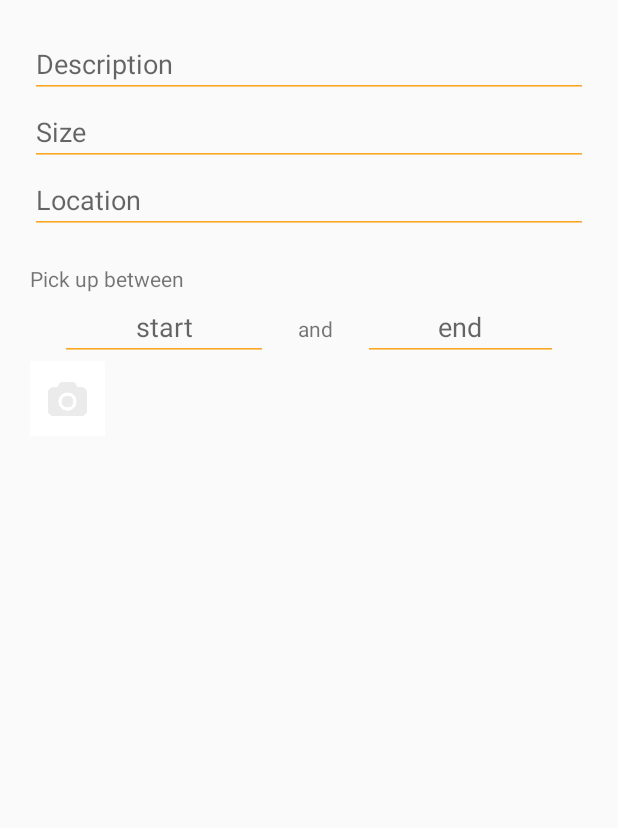
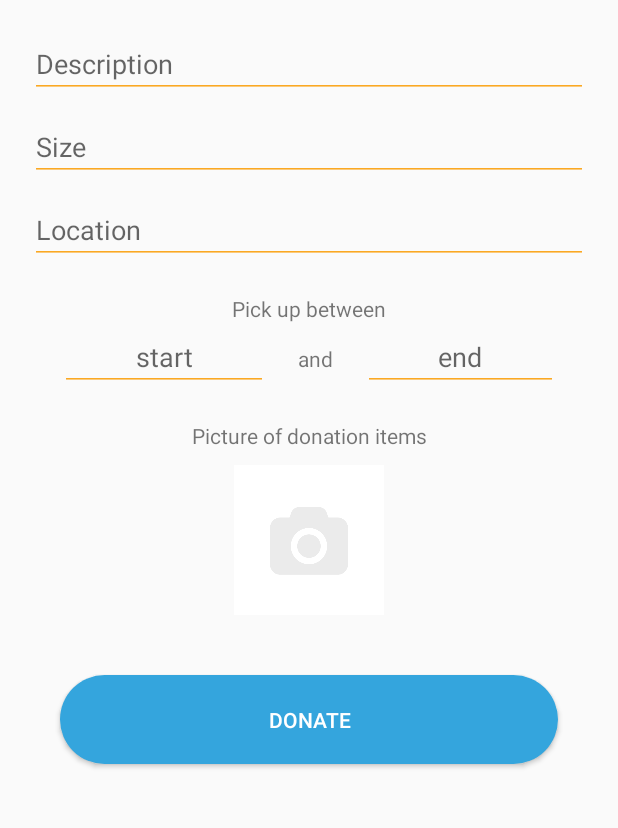
Before and after one commit to TrevinAvery/Beyond_Thrift, an Android app: the fragment DonateFragment shown on its own in the app's theme, on a phone screen of 412 x 824 dp, the part 84-912 px from its top. Run offline under Robolectric (Android 15) with nearby library versions, the phone set to English and light mode, and no system bars.

Commit message:
donate server working

```diff
--- a/app/src/main/java/com/trevinavery/beyondthrift/app/DonateFragment.java
+++ b/app/src/main/java/com/trevinavery/beyondthrift/app/DonateFragment.java
@@ -4,25 +4,36 @@ package com.trevinavery.beyondthrift.app;
 import android.app.Fragment;
 import android.content.Intent;
 import android.graphics.Bitmap;
+import android.os.AsyncTask;
 import android.os.Bundle;
 import android.provider.MediaStore;
 import android.view.LayoutInflater;
 import android.view.View;
 import android.view.ViewGroup;
 import android.widget.Button;
+import android.widget.EditText;
 import android.widget.ImageView;
+import android.widget.Toast;
 
 import com.trevinavery.beyondthrift.R;
+import com.trevinavery.beyondthrift.model.Donation;
+import com.trevinavery.beyondthrift.proxy.Proxy;
+import com.trevinavery.beyondthrift.result.DonationResult;
 
 import static android.app.Activity.RESULT_OK;
 
 public class DonateFragment extends Fragment {
 
-//    private OnGetStartedListener onGetStartedListener;
-
     static final int REQUEST_IMAGE_CAPTURE = 1;
 
     private ImageView image;
+
+    private EditText description;
+    private EditText size;
+    private EditText location;
+    private EditText start;
+    private EditText end;
+
 
     public DonateFragment() {
         // Required default constructor
@@ -40,15 +51,11 @@ public class DonateFragment extends Fragment {
         // Inflate the layout for this fragment
         View view = inflater.inflate(R.layout.fragment_donate, container, false);
 
-//        getStarted = (Button) view.findViewById(R.id.getStartedButton);
-//        getStarted.setOnClickListener(new View.OnClickListener() {
-//            @Override
-//            public void onClick(View view) {
-//                if (onGetStartedListener != null) {
-//                    onGetStartedListener.onGetStarted();
-//                }
-//            }
-//        });
+        description = (EditText) view.findViewById(R.id.description);
+        size = (EditText) view.findViewById(R.id.size);
+        location = (EditText) view.findViewById(R.id.location);
+        start = (EditText) view.findViewById(R.id.start);
+        end = (EditText) view.findViewById(R.id.end);
 
         image = (ImageView) view.findViewById(R.id.image);
         image.setOnClickListener(new View.OnClickListener() {
@@ -59,6 +66,14 @@ public class DonateFragment extends Fragment {
                 if (takePictureIntent.resolveActivity(getActivity().getPackageManager()) != null) {
                     startActivityForResult(takePictureIntent, REQUEST_IMAGE_CAPTURE);
                 }
+            }
+        });
+
+        Button donateButton = (Button) view.findViewById(R.id.donate);
+        donateButton.setOnClickListener(new View.OnClickListener() {
+            @Override
+            public void onClick(View view) {
+                new DonateTask().execute();
             }
         });
 
@@ -74,11 +89,88 @@ public class DonateFragment extends Fragment {
         }
     }
 
-//    public void setOnGetStartedListener(OnGetStartedListener onGetStartedListener) {
-//        this.onGetStartedListener = onGetStartedListener;
+//    private void updateButtons() {
+//
+//        // only change state of buttons if no task is running
+//        if (!runningTask) {
+//
+//            // check host, port, username, and password
+//            if (serverHost.getText().length() > 0
+//                    && serverPort.getText().length() > 0
+//                    && username.getText().length() > 0
+//                    && password.getText().length() > 0) {
+//
+//                // enable sign in button
+//                signIn.setEnabled(true);
+//
+//                // check firstName, lastName, and email
+//                if (firstName.getText().length() > 0
+//                        && lastName.getText().length() > 0
+//                        && email.getText().length() > 0) {
+//
+//                    // enable register button
+//                    register.setEnabled(true);
+//
+//                } else {
+//                    // disable register button
+//                    register.setEnabled(false);
+//                }
+//
+//            } else {
+//                // disable both buttons
+//                signIn.setEnabled(false);
+//                register.setEnabled(false);
+//            }
+//        }
 //    }
-//
-//    public interface OnGetStartedListener {
-//        public void onGetStarted();
-//    }
+
+
+    private class DonateTask extends AsyncTask<Void, Void, String> {
+
+        private String serverHost = "cesarjcm.com";
+        private String serverPort = "80";
+
+        protected Proxy proxy;
+        protected Donation donation;
+
+        @Override
+        protected void onPreExecute() {
+            super.onPreExecute();
+
+            proxy = new Proxy(serverHost, serverPort);
+
+            donation = new Donation(
+                    description.getText().toString(),
+                    size.getText().toString(),
+                    location.getText().toString(),
+                    start.getText().toString(),
+                    end.getText().toString()
+            );
+        }
+
+        @Override
+        protected String doInBackground(Void... params) {
+
+            DonationResult result = proxy.donate(donation);
+
+            String message;
+
+            if (result == null) {
+                message = getString(R.string.connection_failed);
+            } else {
+                message = result.getMessage();
+            }
+
+            return message;
+        }
+
+        @Override
+        protected void onPostExecute(String message) {
+            super.onPostExecute(message);
+
+            Toast.makeText(getActivity(), message, Toast.LENGTH_LONG).show();
+
+        }
+    }
+
 }
--- a/app/src/main/java/com/trevinavery/beyondthrift/app/LoginFragment.java
+++ b/app/src/main/java/com/trevinavery/beyondthrift/app/LoginFragment.java
@@ -346,7 +346,7 @@ public class LoginFragment extends Fragment {
 //
 //                Person user = Model.getPerson(result.getPersonID());
 //
-//                message = user.getFirstName() + " " + user.getLastName();
+//                message = user.getLocation() + " " + user.getStart();
 //            } else {
 //                message = result.getMessage();
 //            }
@@ -391,7 +391,7 @@ public class LoginFragment extends Fragment {
 //
 //                Person user = Model.getPerson(result.getPersonID());
 //
-//                message = user.getFirstName() + " " + user.getLastName();
+//                message = user.getLocation() + " " + user.getStart();
 //            } else {
 //                message = result.getMessage();
 //            }
--- a/app/src/main/res/layout/fragment_donate.xml
+++ b/app/src/main/res/layout/fragment_donate.xml
@@ -19,6 +19,7 @@
         android:layout_width="match_parent"
         android:layout_height="wrap_content"
         android:hint="Size"
+        android:layout_marginTop="10dp"
         android:backgroundTint="@color/yellow"/>
 
     <EditText
@@ -26,12 +27,14 @@
         android:layout_width="match_parent"
         android:layout_height="wrap_content"
         android:hint="Location"
+        android:layout_marginTop="10dp"
         android:backgroundTint="@color/yellow"/>
 
     <TextView
         android:layout_width="match_parent"
         android:layout_height="wrap_content"
         android:text="Pick up between"
+        android:textAlignment="center"
         android:layout_marginTop="20dp"/>
 
     <LinearLayout
@@ -68,10 +71,28 @@
 
     </LinearLayout>
 
+    <TextView
+        android:layout_width="match_parent"
+        android:layout_height="wrap_content"
+        android:textAlignment="center"
+        android:layout_marginTop="20dp"
+        android:text="Picture of donation items"/>
+
     <ImageView
         android:id="@+id/image"
-        android:layout_width="50dp"
-        android:layout_height="50dp"
+        android:layout_width="100dp"
+        android:layout_height="100dp"
+        android:layout_marginTop="10dp"
+        android:layout_marginBottom="20dp"
+        android:layout_gravity="center"
         android:src="@drawable/default_photo"/>
 
+
+    <Button
+        android:id="@+id/donate"
+        android:layout_width="match_parent"
+        android:layout_height="wrap_content"
+        android:text="Donate"
+        style="@style/blue_button"/>
+
 </LinearLayout>
--- a/app/src/main/res/values/strings.xml
+++ b/app/src/main/res/values/strings.xml
@@ -116,9 +116,9 @@
     <string name="filter_title_mothers_side">Mother\'s Side</string>
     <string name="filter_description_mothers_side">Filter by mother\'s side of family</string>
     <string name="filter_title_male_events">Male Events</string>
-    <string name="filter_description_male_events">Filter events based on gender</string>
+    <string name="filter_description_male_events">Filter events based on end</string>
     <string name="filter_title_female_events">Female Events</string>
-    <string name="filter_description_female_events">Filter events based on gender</string>
+    <string name="filter_description_female_events">Filter events based on end</string>
 
     <!-- genders -->
 
```
Also changed, not shown: app/src/main/java/com/trevinavery/beyondthrift/proxy/Proxy.java (+15 -7 lines), shared/src/main/java/com/trevinavery/beyondthrift/model/Donation.java (added, +91 -0 lines), shared/src/main/java/com/trevinavery/beyondthrift/result/DonationResult.java (added, +50 -0 lines), 1 other file.
